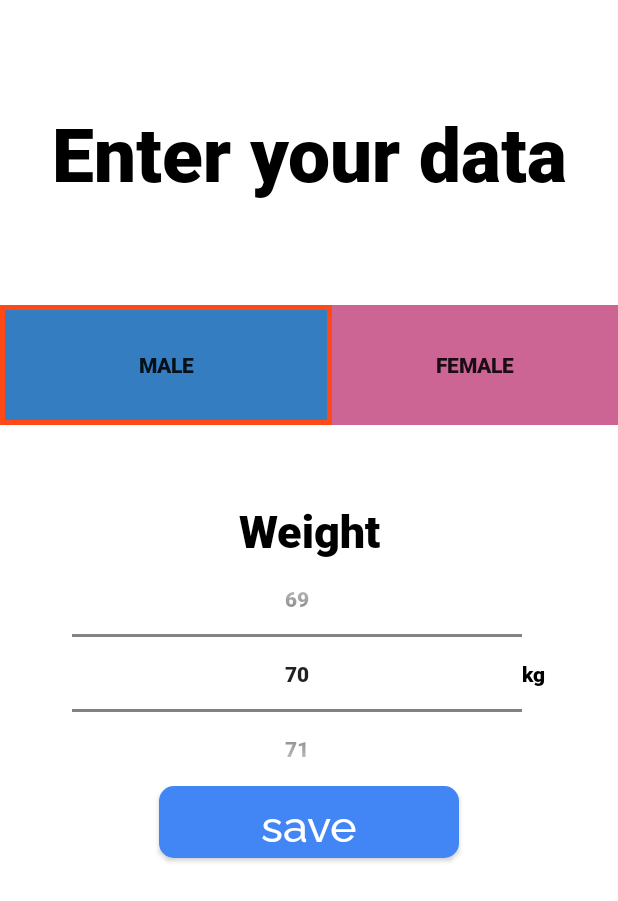
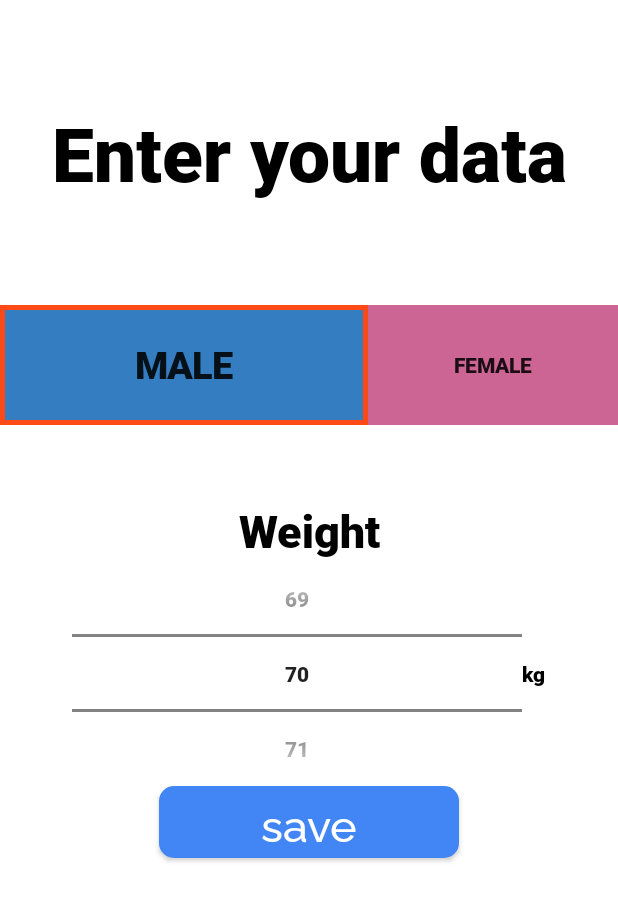
Before and after one commit to AndreaGonzato/AlcoholEstimator, an Android app: the screen it shows after launch (MainActivity), after a tap on "MALE", on a phone screen of 412 x 824 dp. Shown: the top 901 px of the screen. Run offline under Robolectric (Android 15) with nearby library versions, the phone set to English and light mode, and no system bars.

Commit message:
correclty increase the size of pressed button

```diff
--- a/app/src/main/java/it/units/alcoholestimator/MainActivity.java
+++ b/app/src/main/java/it/units/alcoholestimator/MainActivity.java
@@ -7,6 +7,7 @@ import android.content.Intent;
 import android.content.res.Resources;
 import android.os.Bundle;
 import android.util.Log;
+import android.util.TypedValue;
 import android.view.View;
 import android.widget.Button;
 import android.widget.LinearLayout;
@@ -26,7 +27,10 @@ public class MainActivity extends AppCompatActivity {
     private Button femaleButton;
     private Button saveButton;
 
-    private static final float INCREASE_FACTOR_FOR_SEX_SELECTED = 1.3f;
+    private static final float INCREASE_FACTOR_FOR_SEX_SELECTED = 2.0f;
+    private static final int SCALAR_PIXEL_SIZE_FOR_PRESSED_BUTTON_SEX = 25;
+    private static final int SCALAR_PIXEL_SIZE_FOR_UNPRESSED_BUTTON_SEX = 14;
+
 
     @Override
     protected void onCreate(Bundle savedInstanceState) {
@@ -59,6 +63,10 @@ public class MainActivity extends AppCompatActivity {
                 );
                 femaleButton.setLayoutParams(paramsForFemaleButton);
 
+                // increase the size text of the pressed button and decrease the other one
+                maleButton.setTextSize(TypedValue.COMPLEX_UNIT_SP, SCALAR_PIXEL_SIZE_FOR_PRESSED_BUTTON_SEX);
+                femaleButton.setTextSize(TypedValue.COMPLEX_UNIT_SP, SCALAR_PIXEL_SIZE_FOR_UNPRESSED_BUTTON_SEX);
+
                 // put a border on the selected button
                 maleButton.setBackground(ContextCompat.getDrawable(getBaseContext(), R.drawable.male_button_with_border));
                 femaleButton.setBackground(ContextCompat.getDrawable(getBaseContext(), R.color.femalePink));
@@ -84,6 +92,10 @@ public class MainActivity extends AppCompatActivity {
                         INCREASE_FACTOR_FOR_SEX_SELECTED
                 );
                 femaleButton.setLayoutParams(paramsForFemaleButton);
+
+                // increase the size text of the pressed button and decrease the other one
+                femaleButton.setTextSize(TypedValue.COMPLEX_UNIT_SP, SCALAR_PIXEL_SIZE_FOR_PRESSED_BUTTON_SEX);
+                maleButton.setTextSize(TypedValue.COMPLEX_UNIT_SP, SCALAR_PIXEL_SIZE_FOR_UNPRESSED_BUTTON_SEX);
 
                 // put a border on the selected button
                 femaleButton.setBackground(ContextCompat.getDrawable(getBaseContext(), R.drawable.female_button_with_border));
```
